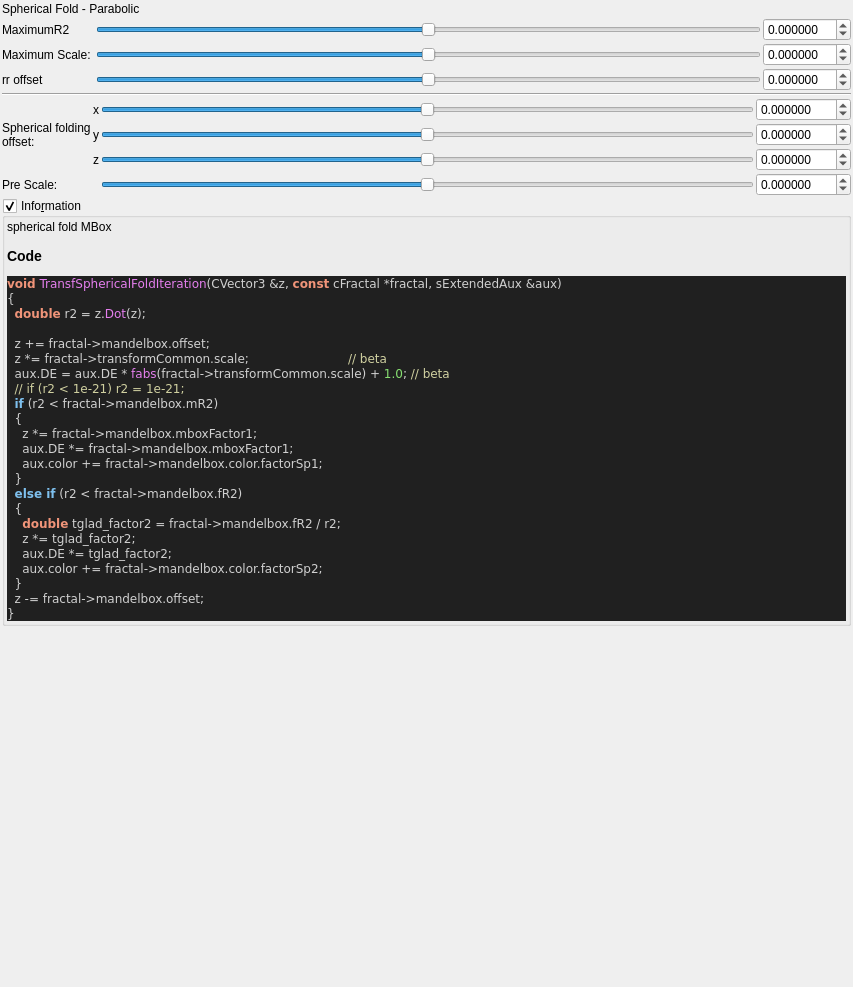
buddhi1980/mandelbulber2, file mandelbulber2/qt_data/fractal_transf_spherical_fold_parab.ui: the form before one commit.
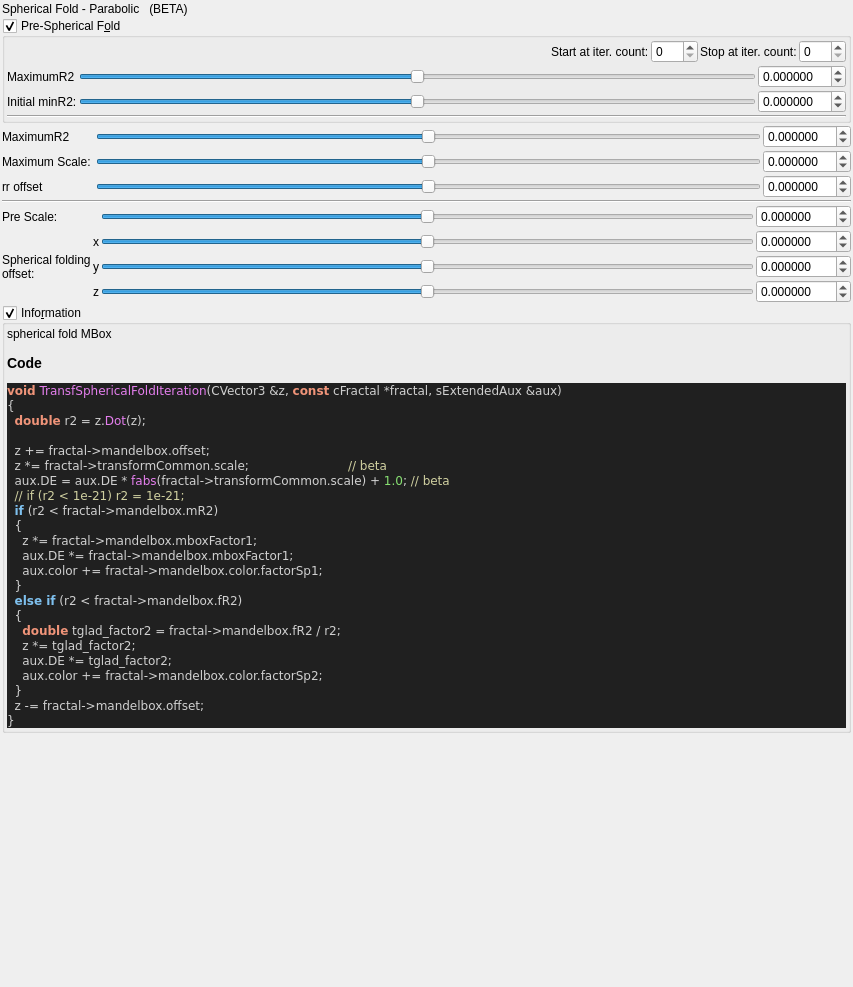
The form after the commit. Custom widgets are drawn as their Qt base class.

Commit message: Sph Fold parab update

Patch:
```diff
--- a/mandelbulber2/qt_data/fractal_transf_spherical_fold_parab.ui
+++ b/mandelbulber2/qt_data/fractal_transf_spherical_fold_parab.ui
@@ -32,10 +32,237 @@
    <item>
     <widget class="QLabel" name="label_17">
      <property name="text">
-      <string>Spherical Fold - Parabolic</string>
+      <string>Spherical Fold - Parabolic   (BETA)</string>
      </property>
     </widget>
    </item>
+   <item>
+    <widget class="MyGroupBox" name="groupCheck_transf_function_enabledS_false">
+     <property name="toolTip">
+      <string/>
+     </property>
+     <property name="title">
+      <string>Pre-Spherical F&amp;old</string>
+     </property>
+     <property name="checkable">
+      <bool>true</bool>
+     </property>
+     <layout class="QVBoxLayout" name="verticalLayout_37" stretch="0,0,0">
+      <property name="spacing">
+       <number>2</number>
+      </property>
+      <property name="leftMargin">
+       <number>2</number>
+      </property>
+      <property name="topMargin">
+       <number>2</number>
+      </property>
+      <property name="rightMargin">
+       <number>2</number>
+      </property>
+      <property name="bottomMargin">
+       <number>2</number>
+      </property>
+      <item>
+       <layout class="QGridLayout" name="gridLayout_77">
+        <property name="spacing">
+         <number>2</number>
+        </property>
+        <item row="2" column="3">
+         <widget class="QLabel" name="label_49">
+          <property name="text">
+           <string>Stop at iter. count:</string>
+          </property>
+         </widget>
+        </item>
+        <item row="2" column="4">
+         <widget class="MySpinBox" name="spinboxInt_transf_stop_iterations_S">
+          <property name="sizePolicy">
+           <sizepolicy hsizetype="Preferred" vsizetype="Maximum">
+            <horstretch>0</horstretch>
+            <verstretch>0</verstretch>
+           </sizepolicy>
+          </property>
+          <property name="maximum">
+           <number>250</number>
+          </property>
+         </widget>
+        </item>
+        <item row="2" column="1">
+         <widget class="QLabel" name="label_68">
+          <property name="text">
+           <string>Start at iter. count:</string>
+          </property>
+         </widget>
+        </item>
+        <item row="2" column="2">
+         <widget class="MySpinBox" name="spinboxInt_transf_start_iterations_S">
+          <property name="sizePolicy">
+           <sizepolicy hsizetype="Minimum" vsizetype="Maximum">
+            <horstretch>0</horstretch>
+            <verstretch>0</verstretch>
+           </sizepolicy>
+          </property>
+          <property name="minimum">
+           <number>0</number>
+          </property>
+          <property name="maximum">
+           <number>250</number>
+          </property>
+          <property name="value">
+           <number>0</number>
+          </property>
+         </widget>
+        </item>
+        <item row="2" column="0">
+         <spacer name="horizontalSpacer_42">
+          <property name="orientation">
+           <enum>Qt::Horizontal</enum>
+          </property>
+          <property name="sizeHint" stdset="0">
+           <size>
+            <width>40</width>
+            <height>20</height>
+           </size>
+          </property>
+         </spacer>
+        </item>
+       </layout>
+      </item>
+      <item>
+       <layout class="QGridLayout" name="gridLayout_6">
+        <item row="2" column="1">
+         <widget class="QSlider" name="slider_transf_minR2_p25">
+          <property name="sizePolicy">
+           <sizepolicy hsizetype="Expanding" vsizetype="Maximum">
+            <horstretch>0</horstretch>
+            <verstretch>0</verstretch>
+           </sizepolicy>
+          </property>
+          <property name="minimum">
+           <number>-5000000</number>
+          </property>
+          <property name="maximum">
+           <number>5000000</number>
+          </property>
+          <property name="value">
+           <number>0</number>
+          </property>
+          <property name="sliderPosition">
+           <number>0</number>
+          </property>
+          <property name="orientation">
+           <enum>Qt::Horizontal</enum>
+          </property>
+         </widget>
+        </item>
+        <item row="2" column="0">
+         <widget class="QLabel" name="label_26">
+          <property name="text">
+           <string>Initial minR2:</string>
+          </property>
+         </widget>
+        </item>
+        <item row="1" column="1">
+         <widget class="QSlider" name="slider_transf_maxR2_1">
+          <property name="sizePolicy">
+           <sizepolicy hsizetype="Expanding" vsizetype="Maximum">
+            <horstretch>0</horstretch>
+            <verstretch>0</verstretch>
+           </sizepolicy>
+          </property>
+          <property name="minimum">
+           <number>-5000000</number>
+          </property>
+          <property name="maximum">
+           <number>5000000</number>
+          </property>
+          <property name="value">
+           <number>0</number>
+          </property>
+          <property name="sliderPosition">
+           <number>0</number>
+          </property>
+          <property name="orientation">
+           <enum>Qt::Horizontal</enum>
+          </property>
+         </widget>
+        </item>
+        <item row="2" column="2">
+         <widget class="MyDoubleSpinBox" name="spinbox_transf_minR2_p25">
+          <property name="sizePolicy">
+           <sizepolicy hsizetype="Minimum" vsizetype="Maximum">
+            <horstretch>0</horstretch>
+            <verstretch>0</verstretch>
+           </sizepolicy>
+          </property>
+          <property name="prefix">
+           <string/>
+          </property>
+          <property name="suffix">
+           <string/>
+          </property>
+          <property name="decimals">
+           <number>6</number>
+          </property>
+          <property name="minimum">
+           <double>-99.989999999999995</double>
+          </property>
+          <property name="maximum">
+           <double>99.989999999999995</double>
+          </property>
+          <property name="singleStep">
+           <double>0.100000000000000</double>
+          </property>
+         </widget>
+        </item>
+        <item row="1" column="0">
+         <widget class="QLabel" name="label_21">
+          <property name="text">
+           <string>MaximumR2</string>
+          </property>
+         </widget>
+        </item>
+        <item row="1" column="2">
+         <widget class="MyDoubleSpinBox" name="spinbox_transf_maxR2_1">
+          <property name="sizePolicy">
+           <sizepolicy hsizetype="Minimum" vsizetype="Maximum">
+            <horstretch>0</horstretch>
+            <verstretch>0</verstretch>
+           </sizepolicy>
+          </property>
+          <property name="prefix">
+           <string/>
+          </property>
+          <property name="suffix">
+           <string/>
+          </property>
+          <property name="decimals">
+           <number>6</number>
+          </property>
+          <property name="minimum">
+           <double>-99.989999999999995</double>
+          </property>
+          <property name="maximum">
+           <double>99.989999999999995</double>
+          </property>
+          <property name="singleStep">
+           <double>0.100000000000000</double>
+          </property>
+         </widget>
+        </item>
+       </layout>
+      </item>
+      <item>
+       <widget class="Line" name="line_68">
+        <property name="orientation">
+         <enum>Qt::Horizontal</enum>
+        </property>
+       </widget>
+      </item>
+     </layout>
+    </widget>
+   </item>
    <item>
     <layout class="QGridLayout" name="gridLayout_2">
      <item row="2" column="2">
@@ -67,7 +294,7 @@
       </widget>
      </item>
      <item row="1" column="2">
-      <widget class="MyDoubleSpinBox" name="spinbox_transf_maxR2_1">
+      <widget class="MyDoubleSpinBox" name="spinbox_transf_scale_1">
        <property name="sizePolicy">
         <sizepolicy hsizetype="Minimum" vsizetype="Maximum">
          <horstretch>0</horstretch>
@@ -102,7 +329,7 @@
       </widget>
      </item>
      <item row="1" column="1">
-      <widget class="QSlider" name="slider_transf_maxR2_1">
+      <widget class="QSlider" name="slider_transf_scale_1">
        <property name="sizePolicy">
         <sizepolicy hsizetype="Expanding" vsizetype="Maximum">
          <horstretch>0</horstretch>
@@ -438,14 +665,14 @@
        </property>
       </widget>
      </item>
-     <item row="6" column="0">
+     <item row="0" column="0">
       <widget class="QLabel" name="label_18">
        <property name="text">
         <string>Pre Scale:</string>
        </property>
       </widget>
      </item>
-     <item row="6" column="2">
+     <item row="0" column="2">
       <widget class="QSlider" name="slider_transf_scale">
        <property name="sizePolicy">
         <sizepolicy hsizetype="Expanding" vsizetype="Maximum">
@@ -470,7 +697,7 @@
        </property>
       </widget>
      </item>
-     <item row="6" column="3">
+     <item row="0" column="3">
       <widget class="MyDoubleSpinBox" name="spinbox_transf_scale">
        <property name="sizePolicy">
         <sizepolicy hsizetype="Minimum" vsizetype="Maximum">
@@ -601,6 +828,11 @@
    <extends>QDoubleSpinBox</extends>
    <header>my_double_spin_box.h</header>
   </customwidget>
+  <customwidget>
+   <class>MySpinBox</class>
+   <extends>QSpinBox</extends>
+   <header>my_spin_box.h</header>
+  </customwidget>
  </customwidgets>
  <tabstops>
   <tabstop>slider_transf_maxR2_1</tabstop>
```
Left out of the diff: 6 changed lines with no effect on the pictures. The commit also changes 3 other files.
